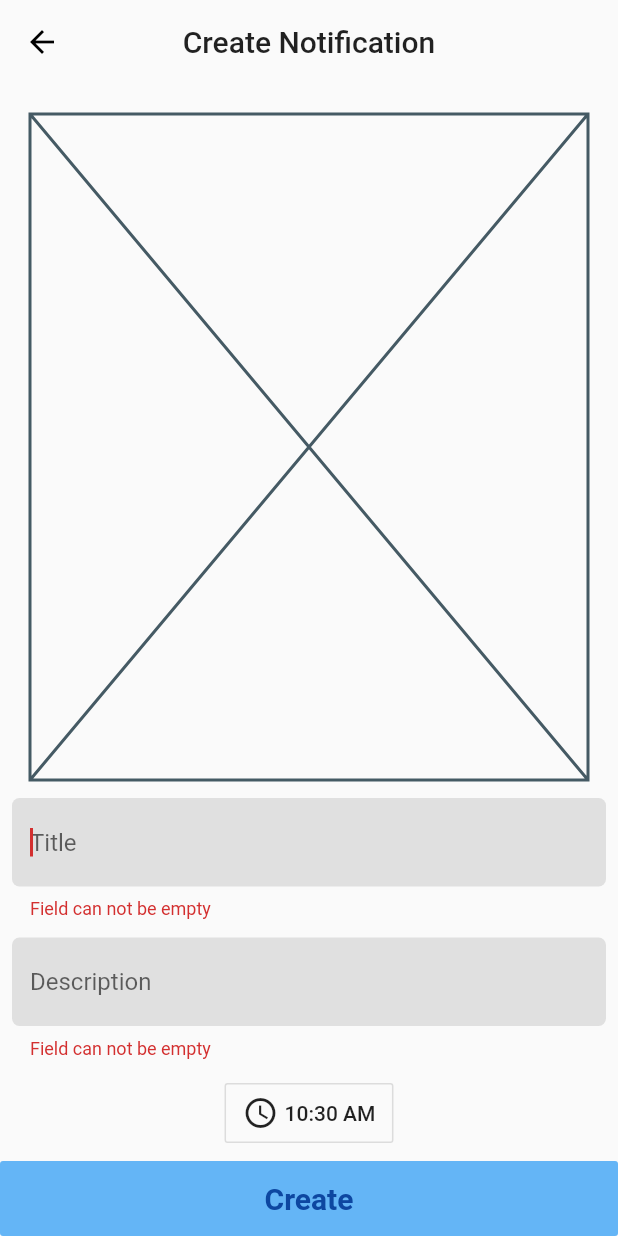
After one commit to RobertBrunhage/water_reminder_app_youtube, a Flutter app: the CreateNotificationPage screen opened directly, after a tap on "Create", on a phone screen of 412 x 824 dp. The commit adds this screen. Run offline on Flutter 3.47's test engine with Material 2 defaults, Android fonts, the phone set to English and light mode, and no system bars; our stand-ins replace cloud_firestore, firebase_auth, flutter_local_notifications, google_sign_in, rxdart; accounts and stored records are empty; network calls fail.

Commit message:
Feature/notification (#7)
* added the notification plugin with a util class

* bump up grade dependency to 3.3.1

* can now scedule a test reacurring notification

* can not scedule notification but without error handling

* display notification in card

* can remove notification

* color fixes

* notification tile update

* layout fix

* design update

```diff
--- a/lib/main.dart
+++ b/lib/main.dart
@@ -28,7 +28,9 @@ class WaterReminderApp extends StatelessWidget {
         debugShowCheckedModeBanner: false,
         title: 'Water Reminder',
         theme: ThemeData(
-          primarySwatch: Colors.blue,
+          brightness: Brightness.light,
+          primaryColor: Colors.white,
+          accentColor: Colors.blue,
         ),
         home: RootPage(),
       ),
--- a/lib/src/home/page_container.dart
+++ b/lib/src/home/page_container.dart
@@ -47,6 +47,8 @@ class _PageContainerState extends State<PageContainer> {
         iconTheme: IconThemeData(color: Colors.black),
         backgroundColor: Colors.transparent,
         elevation: 0,
+        title: Text('Water Reminder'),
+        centerTitle: true,
         actions: <Widget>[
           PopupMenuButton(
             onSelected: (value) => onMenuSelection(value, authBloc),
@@ -68,6 +70,7 @@ class _PageContainerState extends State<PageContainer> {
       ),
       body: _children[_currentIndex],
       bottomNavigationBar: BottomNavigationBar(
+        selectedItemColor: Theme.of(context).accentColor,
         onTap: (index) {
           setState(() => _currentIndex = index);
         },
--- /dev/null
+++ b/lib/src/pages/create_notification_page.dart
@@ -0,0 +1,152 @@
+import 'package:flutter/material.dart';
+import 'package:flutter/widgets.dart';
+import 'package:flutter_local_notifications/flutter_local_notifications.dart';
+import 'package:water_reminder_app/src/view_models/notification_data.dart';
+import 'package:water_reminder_app/src/widgets/buttons/custom_wide_flat_button.dart';
+
+class CreateNotificationPage extends StatefulWidget {
+  @override
+  _CreateNotificationPageState createState() => _CreateNotificationPageState();
+}
+
+class _CreateNotificationPageState extends State<CreateNotificationPage> {
+  final _titleController = TextEditingController();
+  final _descriptionController = TextEditingController();
+  TimeOfDay selectedTime = TimeOfDay.now();
+
+  final _formKey = GlobalKey<FormState>();
+
+  @override
+  Widget build(BuildContext context) {
+    return Scaffold(
+      appBar: AppBar(
+        iconTheme: IconThemeData(color: Colors.black),
+        backgroundColor: Colors.transparent,
+        elevation: 0,
+        title: Text('Create Notification'),
+        centerTitle: true,
+      ),
+      body: Column(
+        children: <Widget>[
+          Expanded(
+            child: Padding(
+              padding: const EdgeInsets.all(8),
+              child: Form(
+                key: _formKey,
+                child: Column(
+                  children: <Widget>[
+                    Expanded(
+                      child: Padding(
+                        padding: const EdgeInsets.all(12.0),
+                        child: AspectRatio(
+                          aspectRatio: 1,
+                          child: Placeholder(),
+                        ),
+                      ),
+                    ),
+                    CustomInputField(
+                      controller: _titleController,
+                      hintText: 'Title',
+                      inputType: TextInputType.text,
+                      autoFocus: true,
+                    ),
+                    SizedBox(height: 12),
+                    CustomInputField(
+                      controller: _descriptionController,
+                      hintText: 'Description',
+                      inputType: TextInputType.text,
+                      autoFocus: true,
+                    ),
+                    SizedBox(height: 12),
+                    OutlineButton(
+                      padding: const EdgeInsets.symmetric(vertical: 8, horizontal: 12),
+                      onPressed: selectTime,
+                      child: Row(
+                        mainAxisSize: MainAxisSize.min,
+                        children: <Widget>[
+                          Icon(Icons.access_time),
+                          SizedBox(width: 4),
+                          Text(selectedTime.format(context)),
+                        ],
+                      ),
+                    ),
+                  ],
+                ),
+              ),
+            ),
+          ),
+          CustomWideFlatButton(
+            onPressed: createNotification,
+            backgroundColor: Colors.blue.shade300,
+            foregroundColor: Colors.blue.shade900,
+            isRoundedAtBottom: false,
+          ),
+        ],
+      ),
+    );
+  }
+
+  Future<void> selectTime() async {
+    final time = await showTimePicker(
+      context: context,
+      initialTime: selectedTime,
+    );
+    if (time != null) {
+      setState(() {
+        selectedTime = time;
+      });
+    }
+  }
+
+  void createNotification() {
+    if (_formKey.currentState.validate()) {
+      final title = _titleController.text;
+      final description = _descriptionController.text;
+      final time = Time(selectedTime.hour, selectedTime.minute);
+
+      final notificationData = NotificationData(title, description, time);
+      Navigator.of(context).pop(notificationData);
+    }
+  }
+}
+
+class CustomInputField extends StatelessWidget {
+  const CustomInputField({
+    Key key,
+    @required this.controller,
+    @required this.hintText,
+    @required this.inputType,
+    this.autoFocus,
+  }) : super(key: key);
+
+  final TextEditingController controller;
+  final String hintText;
+  final TextInputType inputType;
+  final bool autoFocus;
+
+  @override
+  Widget build(BuildContext context) {
+    return TextFormField(
+      controller: controller,
+      autofocus: autoFocus,
+      keyboardType: inputType,
+      validator: (value) {
+        if (value.isEmpty) {
+          return 'Field can not be empty';
+        }
+        return null;
+      },
+      decoration: InputDecoration(
+        hintText: hintText,
+        fillColor: Colors.grey.shade300,
+        filled: true,
+        border: OutlineInputBorder(
+          borderSide: BorderSide.none,
+          borderRadius: const BorderRadius.all(
+            const Radius.circular(5),
+          ),
+        ),
+      ),
+    );
+  }
+}
--- /dev/null
+++ b/lib/src/view_models/notification_data.dart
@@ -0,0 +1,9 @@
+import 'package:flutter_local_notifications/flutter_local_notifications.dart';
+
+class NotificationData {
+  String title;
+  String description;
+  Time time;
+
+  NotificationData(this.title, this.description, this.time);
+}
--- a/lib/src/widgets/buttons/anonymous_sign_in_button.dart
+++ b/lib/src/widgets/buttons/anonymous_sign_in_button.dart
@@ -12,9 +12,10 @@ class AnonymousSignInButton extends StatelessWidget {
     final authBloc = Provider.of<AuthBloc>(context);
     return ButtonTheme(
       minWidth: 224,
-      child: FlatButton(
+      height: 48,
+      child: RaisedButton(
         onPressed: authBloc.signInAnonymously,
-        color: Colors.green.shade800,
+        color: Colors.white,
         child: Text('Anonymous Sign in'),
       ),
     );
--- /dev/null
+++ b/lib/src/widgets/buttons/custom_wide_flat_button.dart
@@ -0,0 +1,48 @@
+import 'package:flutter/material.dart';
+
+class CustomWideFlatButton extends StatelessWidget {
+  const CustomWideFlatButton({
+    Key key,
+    this.text = 'Create',
+    @required this.onPressed,
+    @required this.backgroundColor,
+    @required this.foregroundColor,
+    this.isRoundedAtBottom = true,
+  }) : super(key: key);
+
+  final String text;
+  final VoidCallback onPressed;
+  final Color backgroundColor;
+  final Color foregroundColor;
+  final bool isRoundedAtBottom;
+
+  final roundedBorder = const RoundedRectangleBorder(
+    borderRadius: BorderRadius.only(
+      bottomLeft: Radius.circular(5),
+      bottomRight: Radius.circular(5),
+    ),
+  );
+
+  @override
+  Widget build(BuildContext context) {
+    return FlatButton(
+      padding: EdgeInsets.all(0),
+      onPressed: onPressed,
+      shape: isRoundedAtBottom ? roundedBorder : null,
+      color: backgroundColor,
+      child: Container(
+        alignment: Alignment.center,
+        height: 50,
+        width: double.infinity,
+        child: Text(
+          text,
+          style: TextStyle(
+            color: foregroundColor,
+            fontSize: 20,
+            fontWeight: FontWeight.bold,
+          ),
+        ),
+      ),
+    );
+  }
+}
--- a/lib/src/widgets/buttons/google_sign_in_button.dart
+++ b/lib/src/widgets/buttons/google_sign_in_button.dart
@@ -12,6 +12,7 @@ class GoogleSignInButton extends StatelessWidget {
   Widget build(BuildContext context) {
     return ButtonTheme(
       minWidth: 224,
+      height: 48,
       child: FlatButton(
         onPressed: onPressed,
         child: Text('Google Sign in'),
--- a/pubspec.yaml
+++ b/pubspec.yaml
@@ -29,7 +29,7 @@ dependencies:
   google_sign_in: ^4.0.2
   cloud_firestore: ^0.12.0
   rxdart: ^0.22.0
-  # flutter_local_notifications: ^0.7.1+1
+  flutter_local_notifications: ^0.7.1+1
 dev_dependencies:
   flutter_test:
     sdk: flutter
```
Also changed, not shown: lib/src/home/pages/notifcation_page.dart (+170 -3 lines), lib/src/utils/notification_plugin.dart (added, +88 -0 lines), lib/src/widgets/popups/custom_amount_popup.dart (+7 -21 lines), 4 other files.
